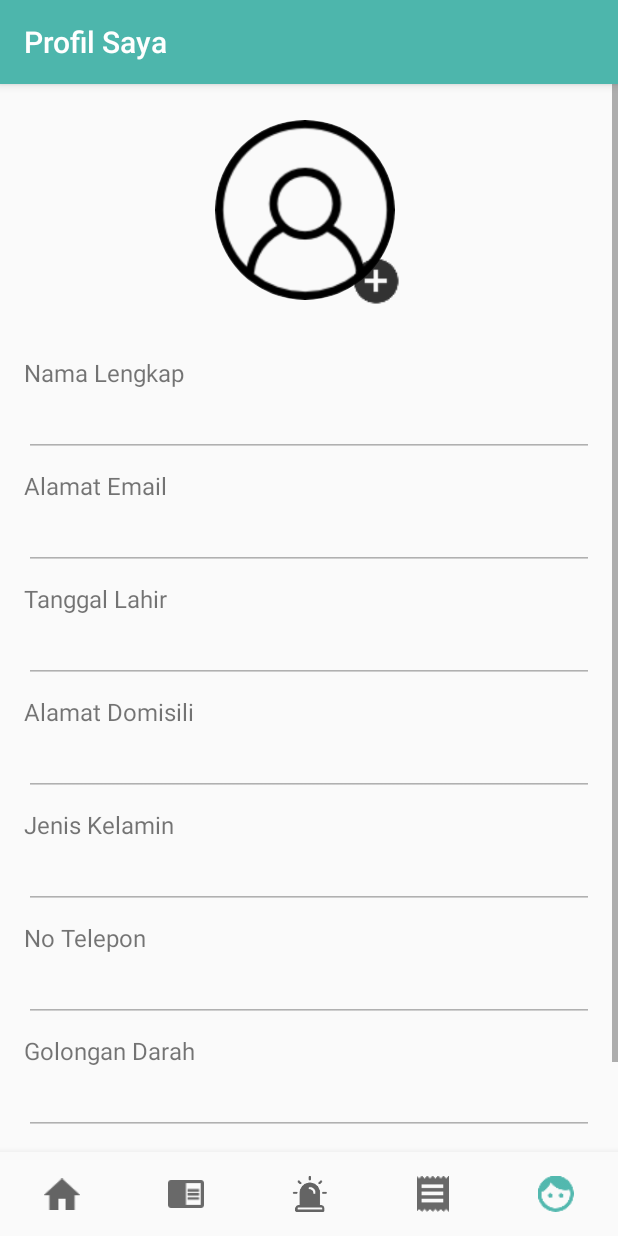
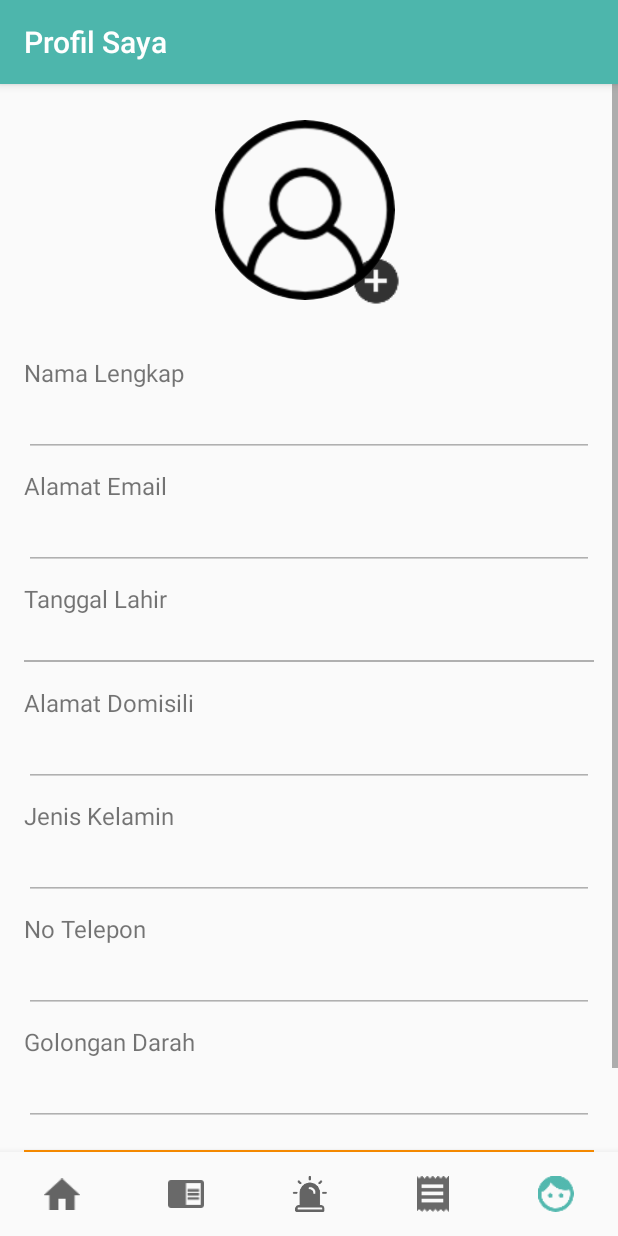
Before and after one commit to amirarahmah/medihome2018, an Android app: the screen it shows after launch once a user with an empty profile is signed in (MainActivity), item 5 of the bottom bar chosen, on a phone screen of 412 x 824 dp. Run offline under Robolectric (Android 15) with nearby library versions, the phone set to English and light mode, and no system bars; our stand-ins replace CircleImageView, Firebase (no records; nobody signed in at launch, a user with empty details on screens opened directly); libraries missing offline, so code that uses them is left out: com.lmntrx.android, com.vansuita.pickimage; pictures from the network do not load; 3 statements that could not run were skipped.

Commit message:
update profile

```diff
--- a/app/src/main/java/com/example/asus/medihome/ui/booking_kamar/NearbyHospitalActivity.kt
+++ b/app/src/main/java/com/example/asus/medihome/ui/booking_kamar/NearbyHospitalActivity.kt
@@ -135,7 +135,7 @@ class NearbyHospitalActivity : AppCompatActivity() {
 
 
     private fun getNearbyHospital(location: Location) {
-        val geoQuery = geoFire.queryAtLocation(GeoLocation(location.latitude, location.longitude), 50.0)
+        val geoQuery = geoFire.queryAtLocation(GeoLocation(location.latitude, location.longitude), 10.0)
         geoQuery.addGeoQueryEventListener(object : GeoQueryEventListener {
             override fun onGeoQueryReady() {
                 progressBar.visibility = View.GONE
--- a/app/src/main/res/layout/fragment_profil.xml
+++ b/app/src/main/res/layout/fragment_profil.xml
@@ -93,15 +93,21 @@
                     android:text="Tanggal Lahir"
                     android:textSize="16sp" />
 
-                <EditText
-                    android:id="@+id/tanggal_lahir_et"
+                <TextView
+                    android:layout_marginTop="8dp"
+                    android:id="@+id/tanggal_lahir_tv"
                     android:layout_width="match_parent"
                     android:layout_height="wrap_content"
-                    android:enabled="false"
-                    android:inputType="text"
-                    android:textColor="@color/primaryBlack"
-                    app:theme="@style/ediTextStyle"
-                    tools:text="20 oktober" />
+                    tools:text="16 Oktober 1998"
+                    android:layout_marginLeft="2dp"
+                    android:textSize="16sp"
+                    android:textColor="@color/primaryBlack"/>
+
+                <View
+                    android:layout_width="match_parent"
+                    android:layout_height="1dp"
+                    android:layout_marginBottom="8dp"
+                    android:background="#B0B0B0"/>
 
                 <TextView
                     android:layout_width="match_parent"
```
Also changed, not shown: app/src/main/AndroidManifest.xml (+28 -14 lines), app/src/main/java/com/example/asus/medihome/ui/profil/ProfilFragment.kt (+52 -5 lines), app/src/main/java/com/example/asus/medihome/util/DateConverter.java (added, +43 -0 lines).
